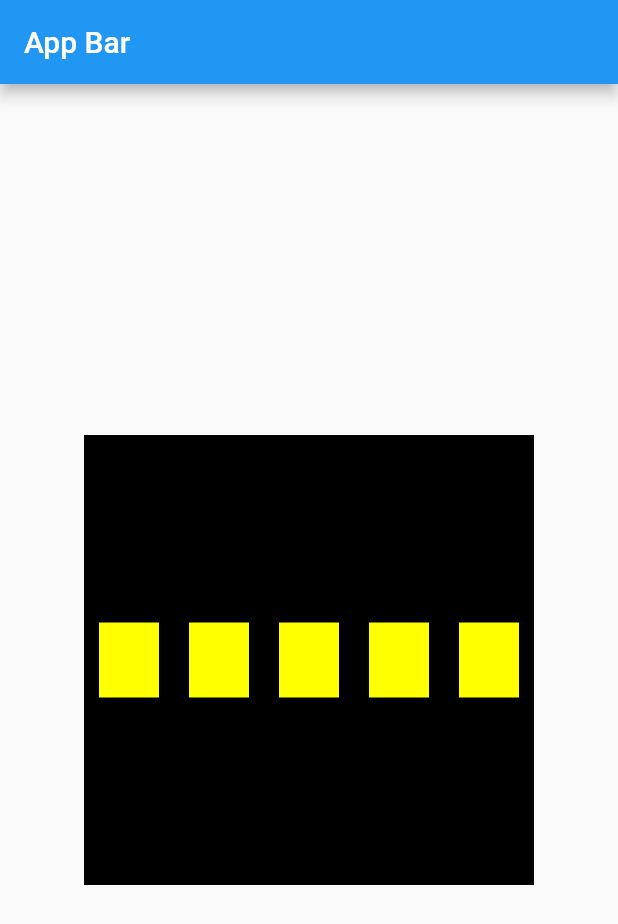
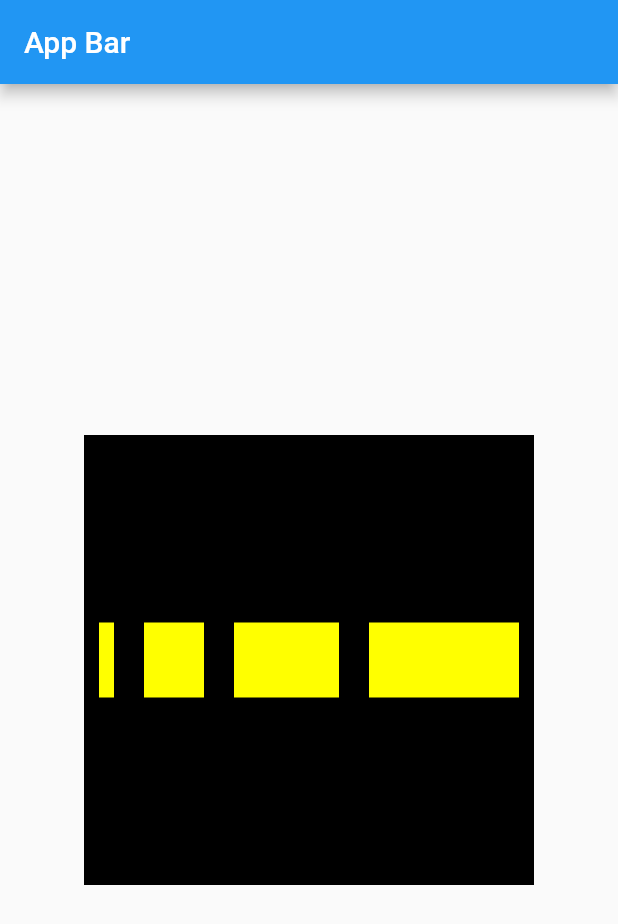
Before and after one commit to clavison/aula-flutter, a Flutter app: the screen it shows after launch, on a phone screen of 412 x 824 dp. Shown: the top 924 px of the screen. Run offline on Flutter 3.47's test engine with Material 2 defaults, Android fonts, the light colour scheme and no system bars.

Commit message:
Expanded com proporção (flex)

```diff
--- a/lib/main.dart
+++ b/lib/main.dart
@@ -35,12 +35,12 @@ class _MyAppState extends State<MyApp> {
               child: Row(
                 mainAxisAlignment: MainAxisAlignment.center,
                 children: [
-                Expanded(child: containerBuild()),
-                Expanded(child: containerBuild()),
-                Expanded(child: containerBuild()),
-                Expanded(child: containerBuild()),
-                Expanded(child: containerBuild()),
-              ]),
+                  Expanded(flex: 1, child: containerBuild()),
+                  Expanded(flex: 2, child: containerBuild()),
+                  Expanded(flex: 3, child: containerBuild()),
+                  Expanded(flex: 4, child: containerBuild()),
+                ],
+              ),
             ),
           )),
     );
```
